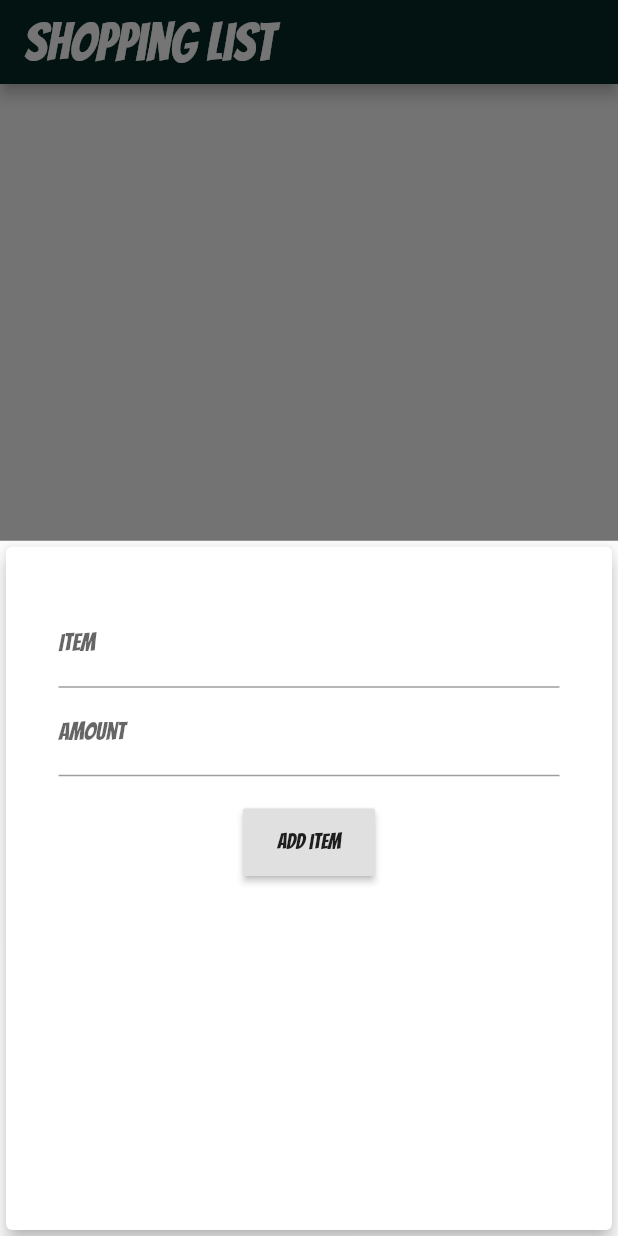
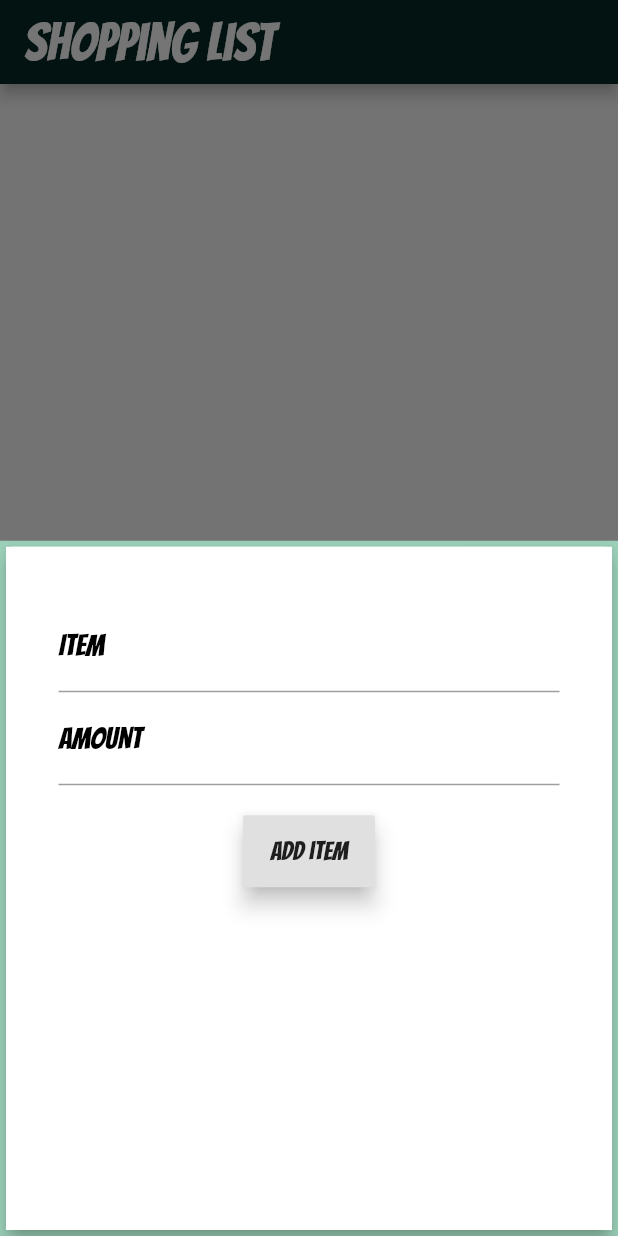
Before and after one commit to TorrenceB/shopping_list_project, a Flutter app: the screen it shows after launch, after a tap on the "add" icon, on a phone screen of 412 x 824 dp. Run offline on Flutter 3.47's test engine with Material 2 defaults, Android fonts, the phone set to English and light mode, and no system bars; our stand-ins replace google_fonts.

Commit message:
Rough completion

```diff
--- a/lib/components/new_item.dart
+++ b/lib/components/new_item.dart
@@ -61,6 +61,7 @@ class _NewItemState extends State<NewItem> {
     return Card(
       elevation: 5,
       child: Container(
+        color: Colors.white,
         padding: EdgeInsets.all(35.0),
         child: widget.displayModal ? _buildEditItem() : _buildAddNewItem(),
       ),
@@ -74,21 +75,25 @@ class _NewItemState extends State<NewItem> {
         TextField(
           controller: itemController,
           decoration: InputDecoration(
-              labelText: 'Item', labelStyle: GoogleFonts.bangers()),
+            labelText: 'Item',
+            labelStyle: GoogleFonts.bangers(color: Colors.black, fontSize: 20),
+          ),
         ),
         TextField(
           controller: amtController,
           decoration: InputDecoration(
             labelText: 'Amount',
-            labelStyle: GoogleFonts.bangers(),
+            labelStyle: GoogleFonts.bangers(color: Colors.black, fontSize: 20),
           ),
         ),
         Container(
           padding: EdgeInsets.all(20.0),
           child: RaisedButton(
+              elevation: 6,
               padding: EdgeInsets.all(15.0),
               child: Text(
-                'Edit item', style: GoogleFonts.bangers(),
+                'Edit item',
+                style: GoogleFonts.bangers(fontSize: 17),
               ),
               onPressed: () {
                 widget.currentItem.groceryItem = itemController.text;
@@ -107,7 +112,7 @@ class _NewItemState extends State<NewItem> {
           controller: itemController,
           decoration: InputDecoration(
             labelText: 'Item',
-            labelStyle: GoogleFonts.bangers(),
+            labelStyle: GoogleFonts.bangers(color: Colors.black, fontSize: 20),
           ),
           onSubmitted: (_) => submitData(),
         ),
@@ -115,15 +120,19 @@ class _NewItemState extends State<NewItem> {
           controller: amtController,
           decoration: InputDecoration(
             labelText: 'Amount',
-            labelStyle: GoogleFonts.bangers(),
+            labelStyle: GoogleFonts.bangers(color: Colors.black, fontSize: 20),
           ),
           onSubmitted: (_) => submitData(),
         ),
         Container(
           padding: EdgeInsets.all(20.0),
           child: RaisedButton(
+            elevation: 6,
             padding: EdgeInsets.all(15.0),
-            child: Text('Add item', style: GoogleFonts.bangers(),),
+            child: Text(
+              'Add item',
+              style: GoogleFonts.bangers(fontSize: 17),
+            ),
             onPressed: submitData,
           ),
         ),
--- a/lib/ui/shopping_list_view.dart
+++ b/lib/ui/shopping_list_view.dart
@@ -34,6 +34,7 @@ class _ShoppingListViewState extends State<ShoppingListView> {
   //Initiate bottom modal sheet
   void _startAddNewItem(BuildContext ctx) {
     showModalBottomSheet(
+      backgroundColor: secondaryTheme,
       context: ctx,
       builder: (_) {
         return GestureDetector(
@@ -62,6 +63,7 @@ class _ShoppingListViewState extends State<ShoppingListView> {
 
   void _startHandleEdit(BuildContext context, ItemModel item) {
     showModalBottomSheet(
+      backgroundColor: secondaryTheme,
       context: context,
       builder: (_) {
         return GestureDetector(
```
